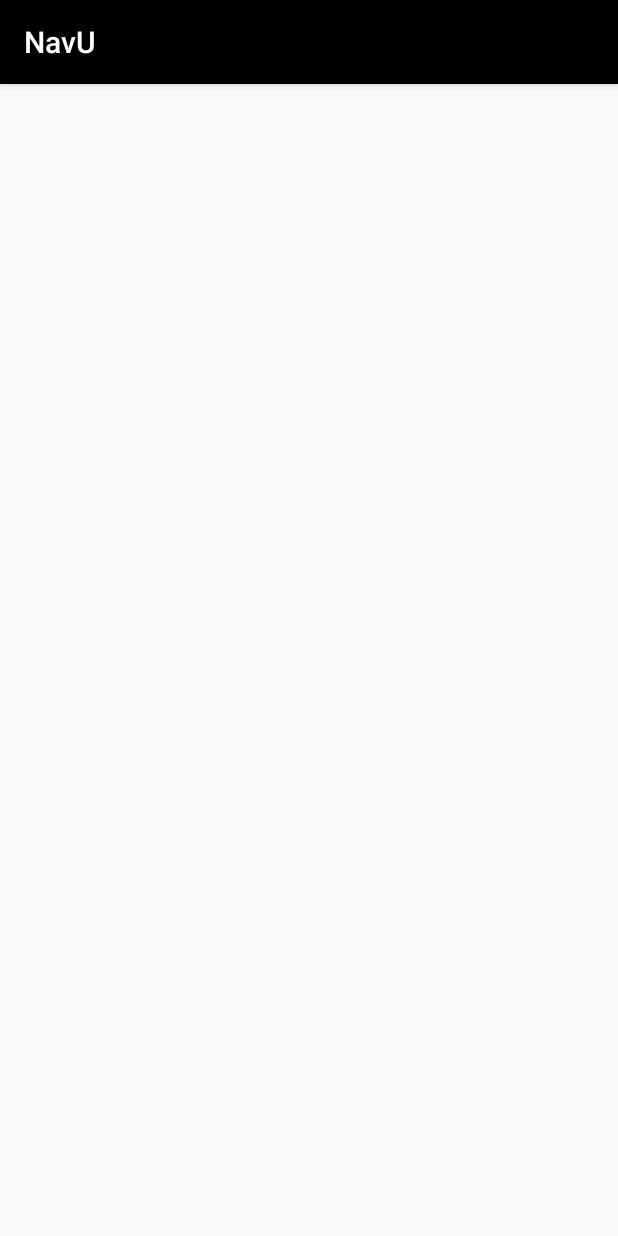
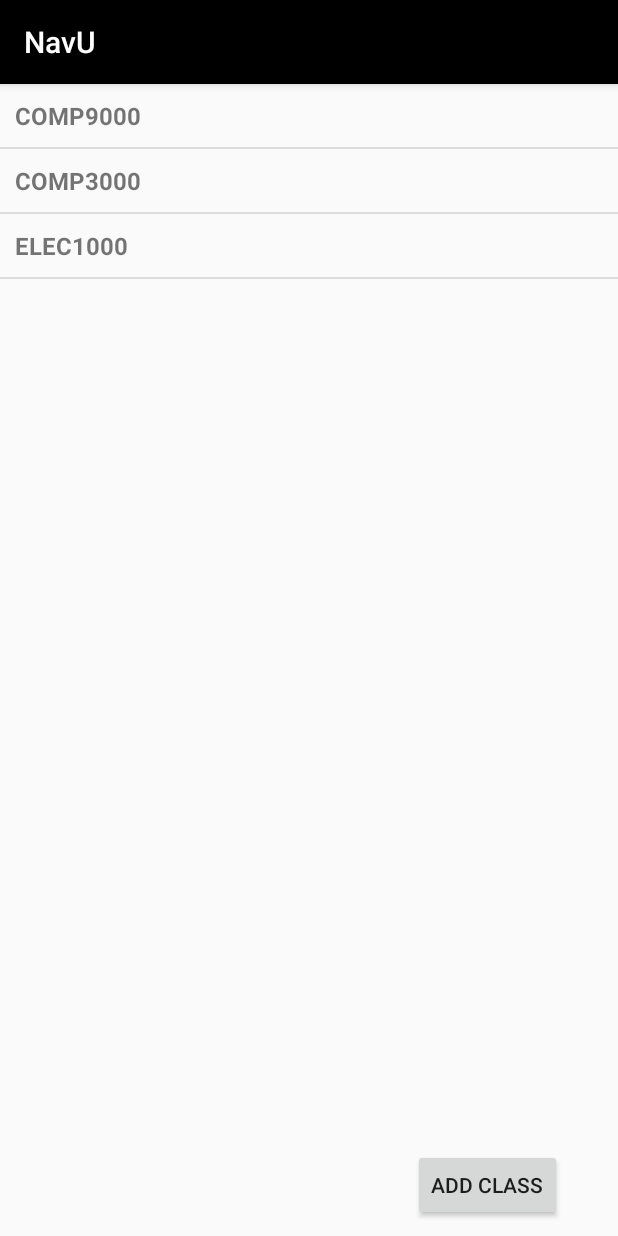
Before and after one commit to parthp77/NavU, an Android app: the ClassesActivity screen opened directly, with no data from a screen before it, on a phone screen of 412 x 824 dp. Run offline under Robolectric (Android 15) with nearby library versions, the phone set to English and light mode, and no system bars.

Commit message:
bug fixes

```diff
--- a/MyApplication/app/src/main/java/com/example/alex/myapplication/ClassesActivity.java
+++ b/MyApplication/app/src/main/java/com/example/alex/myapplication/ClassesActivity.java
@@ -39,7 +39,7 @@ public class ClassesActivity extends AppCompatActivity {
         ArrayList<ClassObj> classList = new ArrayList<ClassObj>();
         ArrayList<String> className = new ArrayList<String>();
         super.onCreate(savedInstanceState);
-        setContentView(R.layout.activity_myschedule);
+        setContentView(R.layout.activity_my_schedule);
 
         Bundle extras = getIntent().getExtras();
         if(extras != null){
--- a/MyApplication/app/src/main/java/com/example/alex/myapplication/MapActivity.java
+++ b/MyApplication/app/src/main/java/com/example/alex/myapplication/MapActivity.java
@@ -30,16 +30,9 @@ public class MapActivity extends AppCompatActivity {
         //getting room string from main activity's editText
         Intent intent = getIntent();
         String roomString = intent.getExtras().getString("roomString");
-        //Log.d("String Passed: ", roomString);
 
-
-        String test = "HP3160";
-        loadData(test);
-        route = building.plotCourse(building.findNode(0,0), building.getNodeById(test));
-
-        Log.d("test: ", roomString);
-        Log.d("start", building.findNode(0,0).getId());
-        Log.d("end", building.getNodeById(test).getId());
+        loadData(roomString);
+        route = building.plotCourse(building.findNode(0,0), building.getNodeById(roomString));
     }
 
     private void loadData(String room)
--- /dev/null
+++ b/MyApplication/app/src/main/res/layout/activity_my_schedule.xml
@@ -0,0 +1,25 @@
+<?xml version="1.0" encoding="utf-8"?>
+<RelativeLayout xmlns:android="http://schemas.android.com/apk/res/android"
+    android:layout_width="match_parent"
+    android:layout_height="match_parent"
+    xmlns:tools="http://schemas.android.com/tools"
+    android:orientation="horizontal"
+    tools:context=".ClassesActivity">
+
+    <ListView
+        android:layout_width="match_parent"
+        android:layout_height="match_parent"
+        android:id="@+id/class_list">
+    </ListView>
+
+    <Button
+        android:text="@string/button_addClass"
+        android:layout_width="wrap_content"
+        android:layout_height="wrap_content"
+        android:id="@+id/AddClass"
+        style="@style/Widget.AppCompat.Button"
+        android:elevation="0dp"
+        android:layout_marginBottom="10dp"
+        android:layout_alignParentBottom="true"
+        android:layout_marginLeft="275dp" />
+</RelativeLayout>
```
Also changed, not shown: MyApplication/app/src/main/res/drawable/ml4.png (added).
